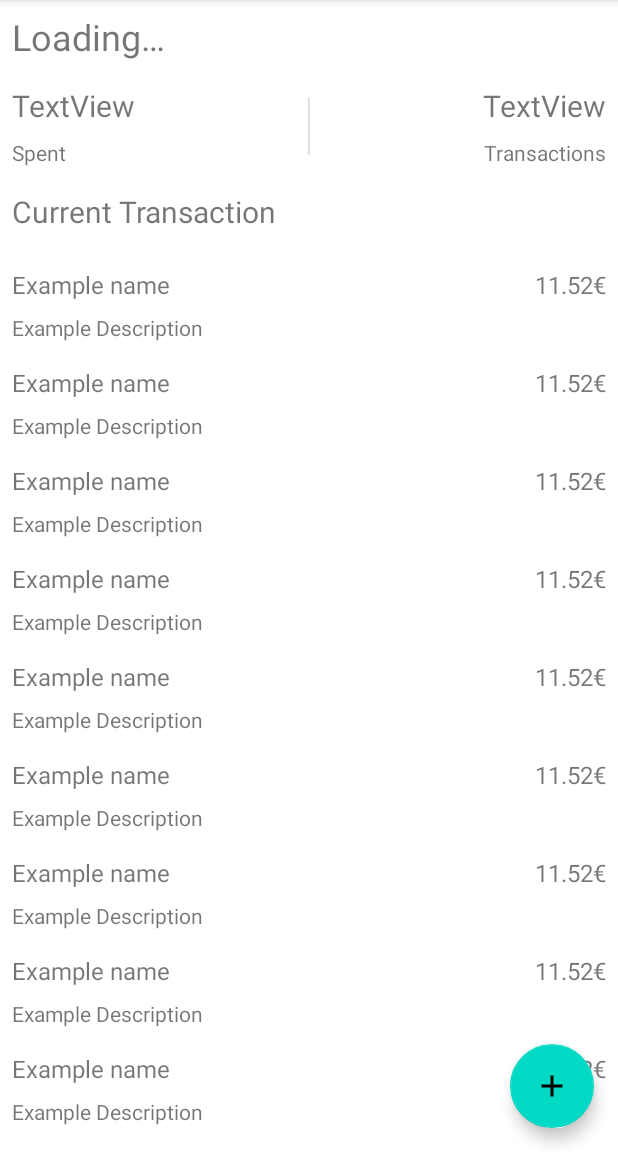
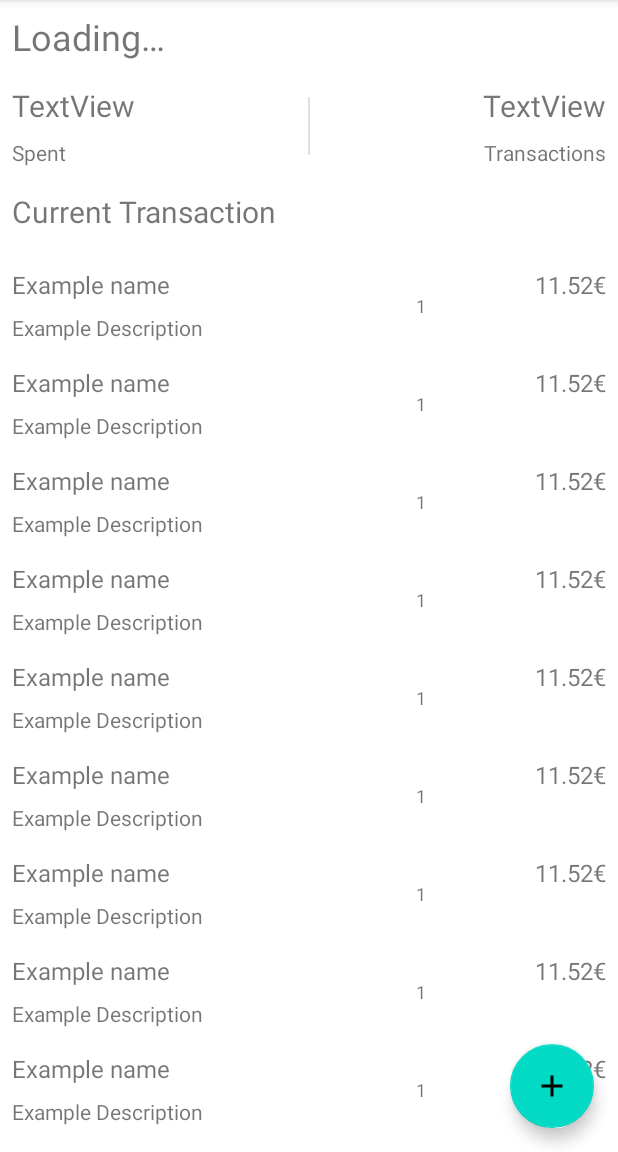
Before and after one commit to goncaloacteixeira/feup-cpm-proj1, an Android app: the fragment HomeFragment shown on its own in the app's theme, after a tap on an icon or button, on a phone screen of 412 x 824 dp, the part 84-1236 px from its top. Run offline under Robolectric (Android 15) with nearby library versions, the phone set to English and light mode, and no system bars; our stand-ins replace Volley; 3 statements that could not run were skipped.

Commit message:
added quantities for items on home page

```diff
--- a/AcmeShop/app/src/main/java/org/feup/cpm/group9/acmeshop/adapters/CurrentTransactionAdapter.kt
+++ b/AcmeShop/app/src/main/java/org/feup/cpm/group9/acmeshop/adapters/CurrentTransactionAdapter.kt
@@ -1,5 +1,6 @@
 package org.feup.cpm.group9.acmeshop.adapters
 
+import android.util.Log
 import android.view.LayoutInflater
 import android.view.View
 import android.view.ViewGroup
@@ -35,7 +36,9 @@ class CurrentTransactionAdapter(private val itemList: ArrayList<Item>) : Recycle
             val itemViewModel = itemList[position]
             holder.name?.text = itemViewModel.name
             holder.description?.text = itemViewModel.description
-            holder.price?.text = holder.itemView.context!!.getString(R.string.price_template_eur, itemViewModel.price)
+            holder.price?.text = holder.itemView.context!!.getString(R.string.price_template_eur, itemViewModel.price * itemViewModel.quantity)
+            holder.quantity?.text = itemViewModel.quantity.toString()
+
         } else {
             holder.button?.setOnClickListener {
                 Toast.makeText(holder.itemView.context, "Payment not implemented yet!", Toast.LENGTH_LONG)
@@ -53,13 +56,21 @@ class CurrentTransactionAdapter(private val itemList: ArrayList<Item>) : Recycle
         val name: TextView? = itemView.findViewById(R.id.item_name)
         val description: TextView? = itemView.findViewById(R.id.item_description)
         val price: TextView? = itemView.findViewById(R.id.item_price)
+        val quantity: TextView? = itemView.findViewById(R.id.item_quantity)
 
         // button
         val button: Button? = itemView.findViewById(R.id.pay_btn)
     }
 
     fun addItem(item: Item) {
-        itemList.add(item)
-        notifyItemInserted(itemList.size)
+        Log.d("HomeAdapter", "addItem: $item")
+        if (itemList.contains(item)) {
+            val index = itemList.indexOf(item)
+            itemList[index].quantity++
+            notifyItemChanged(index)
+        } else {
+            itemList.add(item)
+            notifyItemInserted(itemList.size)
+        }
     }
 }
--- a/AcmeShop/app/src/main/java/org/feup/cpm/group9/acmeshop/models/Item.kt
+++ b/AcmeShop/app/src/main/java/org/feup/cpm/group9/acmeshop/models/Item.kt
@@ -15,9 +15,30 @@ class Item(
     val barcode: Number,
     val price: Double
 ) {
+    @Transient
+    var quantity = 1
+
+
+
+    override fun equals(other: Any?): Boolean {
+        if (this === other) return true
+        if (javaClass != other?.javaClass) return false
+
+        other as Item
+
+        if (uuid != other.uuid) return false
+
+        return true
+    }
+
+    override fun hashCode(): Int {
+        return uuid.hashCode()
+    }
+
     override fun toString(): String {
-        return "Item(uuid=$uuid, name='$name', description='$description', barcode=$barcode, price=$price)"
+        return "Item(uuid='$uuid', name='$name', description='$description', barcode=$barcode, price=$price, quantity=$quantity)"
     }
+
 
     companion object {
         private val gson = Gson()
--- a/AcmeShop/app/src/main/java/org/feup/cpm/group9/acmeshop/ui/home/HomeFragment.kt
+++ b/AcmeShop/app/src/main/java/org/feup/cpm/group9/acmeshop/ui/home/HomeFragment.kt
@@ -1,7 +1,6 @@
 package org.feup.cpm.group9.acmeshop.ui.home
 
 import android.os.Bundle
-import android.util.Log
 import android.view.LayoutInflater
 import android.view.View
 import android.view.ViewGroup
@@ -17,7 +16,6 @@ import org.feup.cpm.group9.acmeshop.adapters.CurrentTransactionAdapter
 import org.feup.cpm.group9.acmeshop.databinding.FragmentHomeBinding
 import org.feup.cpm.group9.acmeshop.models.Item
 import java.util.*
-import kotlin.collections.ArrayList
 
 class HomeFragment : Fragment() {
     private var _binding: FragmentHomeBinding? = null
@@ -79,7 +77,7 @@ class HomeFragment : Fragment() {
 
 
         view.findViewById<FloatingActionButton>(R.id.add_item_fab).setOnClickListener {
-            adapter.addItem(Item(UUID.randomUUID().toString(), "Added by FAB", "Example Description", 123123123123, 25.0))
+            adapter.addItem(Item("item_fab", "Added by FAB", "Example Description", 123123123123, 25.0))
         }
 
         super.onViewCreated(view, savedInstanceState)
--- a/AcmeShop/app/src/main/res/layout/item_row.xml
+++ b/AcmeShop/app/src/main/res/layout/item_row.xml
@@ -38,4 +38,27 @@
         app:layout_constraintBottom_toBottomOf="parent"
         app:layout_constraintStart_toStartOf="parent"
         app:layout_constraintTop_toBottomOf="@+id/item_name" />
+
+    <androidx.constraintlayout.widget.ConstraintLayout
+        android:id="@+id/quantity_layout"
+        android:layout_width="wrap_content"
+        android:layout_height="match_parent"
+        android:layout_marginEnd="128dp"
+        app:layout_constraintBottom_toBottomOf="parent"
+        app:layout_constraintEnd_toEndOf="parent"
+        app:layout_constraintTop_toTopOf="parent">
+
+        <TextView
+            android:id="@+id/item_quantity"
+            android:layout_width="wrap_content"
+            android:layout_height="wrap_content"
+            android:text="1"
+            android:textAlignment="center"
+            android:textSize="12sp"
+            app:layout_constraintBottom_toBottomOf="parent"
+            app:layout_constraintEnd_toEndOf="parent"
+            app:layout_constraintStart_toStartOf="parent"
+            app:layout_constraintTop_toTopOf="parent" />
+    </androidx.constraintlayout.widget.ConstraintLayout>
+
 </androidx.constraintlayout.widget.ConstraintLayout>
```
